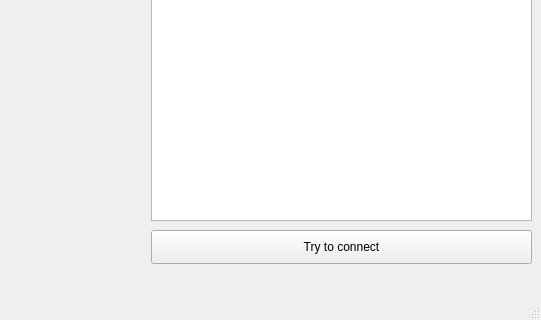
Above: main.ui from viktor-poltorak/rc_control before the change; both pictures show x 259 to 800 and y 280 to 600 of the 800 by 600 pixel window. Below: the same form after it.
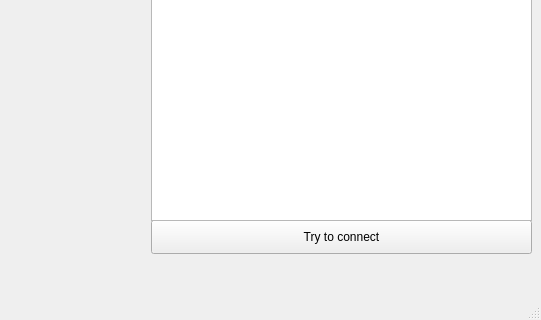
That is the form after the change.

What changed in the file:
```diff
--- a/main.ui
+++ b/main.ui
@@ -41,7 +41,7 @@
     <property name="geometry">
      <rect>
       <x>410</x>
-      <y>510</y>
+      <y>500</y>
       <width>381</width>
       <height>34</height>
      </rect>
```
